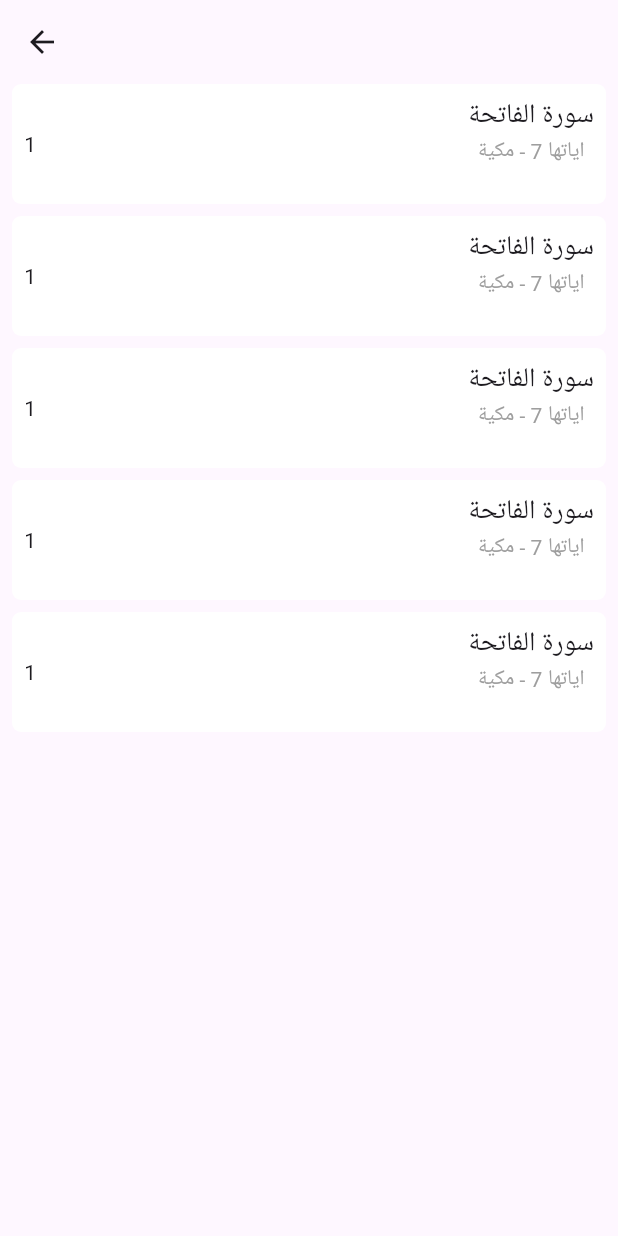
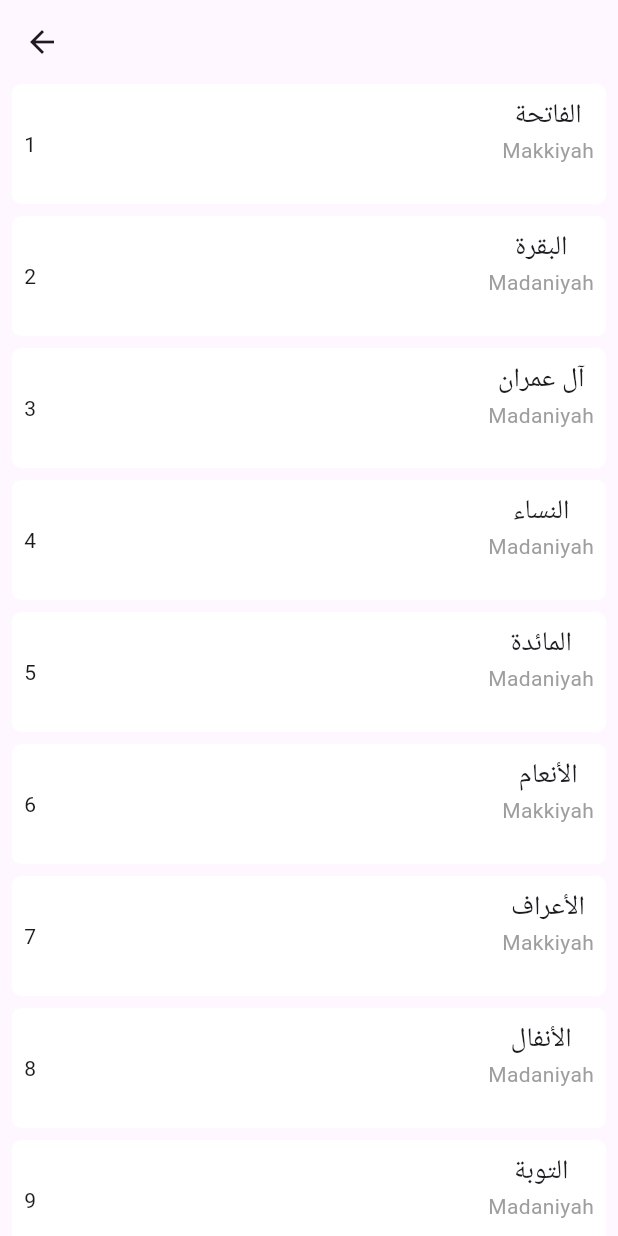
Before and after one commit to ahmedabdalla67/Al-Nour-main, a Flutter app: the screen it shows after launch, after a tap on "القران الكريم", on a phone screen of 412 x 824 dp. Run offline on Flutter 3.47's test engine with Material 3 defaults, Android fonts, the phone set to English and light mode, and no system bars; our stand-ins replace bloc, cached_network_image, dartz, dio, flutter_bloc, get_it and 2 more; missing offline and left inert: data_connection_checker_tv, quran; network calls fail; Roboto replaces fonts that are missing (AmiriQuran); project files that could hold a hidden picture were left out.

Commit message:
finish cubit and states and consume data in UI

```diff
--- a/lib/core/services/service_locator.dart
+++ b/lib/core/services/service_locator.dart
@@ -7,6 +7,9 @@ import 'package:mesk/features/home/data/data_sources/home_local_data_source.dart
 import 'package:mesk/features/home/data/data_sources/home_remote_data_source.dart';
 import 'package:mesk/features/home/data/repository/home_repo_impl.dart';
 import 'package:mesk/features/home/domain/useCases/home_data_use_case.dart';
+import 'package:mesk/features/surah_details/data/data_sources/local_data_sourse.dart';
+import 'package:mesk/features/surah_details/data/repository/surah_list_repo_imp.dart';
+import 'package:mesk/features/surah_details/domain/useCase/surah_list_use_case.dart';
 
 final getIT = GetIt.instance;
 void setupServiceLocator() {
@@ -25,4 +28,11 @@ void setupServiceLocator() {
       ),
     ),
   );
+
+  getIT.registerLazySingleton<SurahListUseCase>(() => SurahListUseCase(
+      surahListRepo: SurahListRepoImp(
+        localDataSourse: LocalDataSourse()
+      )
+      )
+      );
 }
--- a/lib/core/utils/routes.dart
+++ b/lib/core/utils/routes.dart
@@ -1,5 +1,5 @@
 import 'package:go_router/go_router.dart';
-import 'package:mesk/features/home/presentation/screens/fehres_of_quran.dart';
+import 'package:mesk/features/surah_details/presentation/screens/fehres_of_quran.dart';
 import 'package:mesk/features/main_screen.dart';
 
 final GoRouter router = GoRouter(
--- a/lib/features/home/data/models/surah_model.dart
+++ b/lib/features/home/data/models/surah_model.dart
@@ -18,7 +18,7 @@ class SurahModel extends HomeEntity {
   // لتحويل JSON إلى كائن Dart
   factory SurahModel.fromJson(Map<String, dynamic> json) {
     return SurahModel(
-      index: int.parse(json['index']),
+      index: json['index'] is int ? json['index'] : int.parse(json['index']),
       arabicName: json['name'],
       verse: Map<String, String>.from(json['verse']),
       count: json['count'],
--- a/lib/features/home/presentation/screens/fehres_of_quran.dart
+++ /dev/null
@@ -1,45 +0,0 @@
-import 'package:flutter/material.dart';
-import 'package:flutter/widgets.dart';
-import 'package:mesk/core/utils/colors.dart';
-import 'package:mesk/core/utils/theme_manager.dart';
-
-class FehresOfQuran extends StatelessWidget {
-  const FehresOfQuran({super.key});
-
-  @override
-  Widget build(BuildContext context) {
-    return  Scaffold(appBar: AppBar(),
-      body: ListView.separated(
-        separatorBuilder: (context, index) => const SizedBox(height: 8,),
-        itemCount: 5,
-        itemBuilder: (context, index) {
-        return Padding(
-          padding: const EdgeInsets.symmetric(horizontal: 8.0),
-          child: Container(
-            height: 80,
-            width: double.infinity,
-            decoration: BoxDecoration(
-              color: ManageColors.white,
-              borderRadius: BorderRadius.circular(6),
-            ),
-            child:  Padding(
-              padding: const EdgeInsets.all(8.0),
-              child: Row(
-                mainAxisAlignment: MainAxisAlignment.spaceBetween,
-                children: [
-                  Text('1'),
-                  Column(
-                    children: [
-                      Text('سورة الفاتحة', style: getApplicationTheme().textTheme.headlineMedium!.copyWith(fontWeight: FontWeight.w500)),
-                      Text('اياتها 7 - مكية', style: getApplicationTheme().textTheme.bodyMedium!.copyWith(color: ManageColors.gray),)
-                    ],
-                  )
-                ],
-              ),
-            ),
-          ),
-        );
-      },),
-    );
-  }
-}
--- a/lib/features/surah_details/data/models/surah_list_model.dart
+++ b/lib/features/surah_details/data/models/surah_list_model.dart
@@ -26,7 +26,7 @@ class SurahListModel {
   final String title;
   final String titleAr;
   final String titleEn;
-  final String index;
+  final int index;
   final String pages;
   final String page;
   final int start;
@@ -42,7 +42,7 @@ class SurahListModel {
       title: json["title"],
       titleAr: json["titleAr"],
       titleEn: json["titleEn"],
-      index: json["index"],
+      index: json['index'] is int ? json['index'] : int.parse(json['index']),
       pages: json["pages"],
       page: json["page"],
       start: json["start"],
--- a/lib/features/surah_details/domain/entities/surah_list_entity.dart
+++ b/lib/features/surah_details/domain/entities/surah_list_entity.dart
@@ -2,7 +2,7 @@ class SurahListEntity{
   final String type;
   final int verseCount;
   final String titleAr;
-  final String index;
+  final int index;
 
   SurahListEntity({required this.type, required this.verseCount, required this.titleAr, required this.index});
 
--- /dev/null
+++ b/lib/features/surah_details/presentation/manager/cubit/surah_info_cubit.dart
@@ -0,0 +1,19 @@
+import 'package:bloc/bloc.dart';
+import 'package:mesk/core/services/service_locator.dart';
+import 'package:mesk/features/surah_details/domain/entities/surah_list_entity.dart';
+import 'package:mesk/features/surah_details/domain/useCase/surah_list_use_case.dart';
+import 'package:meta/meta.dart';
+
+part 'surah_info_state.dart';
+
+class SurahInfoCubit extends Cubit<SurahInfoState> {
+  SurahInfoCubit() : super(SurahInfoInitial());
+
+  getSurahList() async{
+    emit(SurahInfoLoading());
+    final surahData = await getIT.call<SurahListUseCase>().call();
+    surahData.fold(
+      (failure)=>emit(SurahInfoFailure(errMessage: failure.errorMessage)),
+      (surahInfo)=>emit(SurahInfoSuccess(surahInfo: surahInfo)));
+  }
+}
--- /dev/null
+++ b/lib/features/surah_details/presentation/manager/cubit/surah_info_state.dart
@@ -0,0 +1,17 @@
+part of 'surah_info_cubit.dart';
+
+@immutable
+sealed class SurahInfoState {}
+
+final class SurahInfoInitial extends SurahInfoState {}
+final class SurahInfoLoading extends SurahInfoState {}
+final class SurahInfoSuccess extends SurahInfoState {
+  final List<SurahListEntity> surahInfo;
+
+  SurahInfoSuccess({required this.surahInfo});
+}
+final class SurahInfoFailure extends SurahInfoState {
+  final String errMessage;
+
+  SurahInfoFailure({required this.errMessage});
+}
--- /dev/null
+++ b/lib/features/surah_details/presentation/screens/fehres_of_quran.dart
@@ -0,0 +1,81 @@
+import 'package:flutter/material.dart';
+import 'package:flutter/widgets.dart';
+import 'package:flutter_bloc/flutter_bloc.dart';
+import 'package:mesk/core/utils/colors.dart';
+import 'package:mesk/core/utils/theme_manager.dart';
+import 'package:mesk/features/surah_details/presentation/manager/cubit/surah_info_cubit.dart';
+
+class FehresOfQuran extends StatelessWidget {
+  const FehresOfQuran({super.key});
+
+  @override
+  Widget build(BuildContext context) {
+    return Scaffold(
+      appBar: AppBar(),
+      body: BlocProvider(
+        create: (context) => SurahInfoCubit()..getSurahList(),
+        child: BlocBuilder<SurahInfoCubit, SurahInfoState>(
+          builder: (context, state) {
+            if(state is SurahInfoLoading){
+              return const Center(child: CircularProgressIndicator(),);
+            }
+            else if(state is SurahInfoFailure){
+              return Dialog(
+                backgroundColor: ManageColors.card2,
+                child: Text(state.errMessage),
+              );
+            }
+            else if(state is SurahInfoSuccess){
+              return ListView.separated(
+              separatorBuilder: (context, index) => const SizedBox(
+                height: 8,
+              ),
+              itemCount: state.surahInfo.length,
+              itemBuilder: (context, index) {
+                return Padding(
+                  padding: const EdgeInsets.symmetric(horizontal: 8.0),
+                  child: Container(
+                    height: 80,
+                    width: double.infinity,
+                    decoration: BoxDecoration(
+                      color: ManageColors.white,
+                      borderRadius: BorderRadius.circular(6),
+                    ),
+                    child: Padding(
+                      padding: const EdgeInsets.all(8.0),
+                      child: Row(
+                        mainAxisAlignment: MainAxisAlignment.spaceBetween,
+                        children: [
+                           Text(state.surahInfo[index].index.toString()),
+                          Column(
+                            children: [
+                              Text(state.surahInfo[index].titleAr,
+                                  style: getApplicationTheme()
+                                      .textTheme
+                                      .headlineMedium!
+                                      .copyWith(fontWeight: FontWeight.w500)),
+                              Text(
+                                state.surahInfo[index].type,
+                                style: getApplicationTheme()
+                                    .textTheme
+                                    .bodyMedium!
+                                    .copyWith(color: ManageColors.gray),
+                              )
+                            ],
+                          )
+                        ],
+                      ),
+                    ),
+                  ),
+                );
+              },
+            );
+            }else{
+              return Text('There is an error');
+            }
+          },
+        ),
+      ),
+    );
+  }
+}
--- a/pubspec.yaml
+++ b/pubspec.yaml
@@ -64,7 +64,7 @@ flutter:
   assets:
     - assets/images/
     - assets/quran_surahs/
-    - assets/surah_info
+    - assets/surah_info/
     - assets/arabic_names.json
     - assets/fonts/google_fonts/
   #   - images/a_dot_ham.jpeg
@@ -93,7 +93,7 @@ flutter:
         - asset: assets/fonts/noorFont/ArbFONTS-AGCRegular.ttf
     - family: AmiriQuran
       fonts:
-        - asset: assets/fonts/noorFont/AmiriQuran-Regular.ttf
+        - asset: assets/fonts/google_fonts/AmiriQuran-Regular.ttf
   #         weight: 700
   #
   # For details regarding fonts from package dependencies,
```
Also changed, not shown: lib/features/home/data/repository/home_repo_impl.dart (line endings or trailing spaces).
